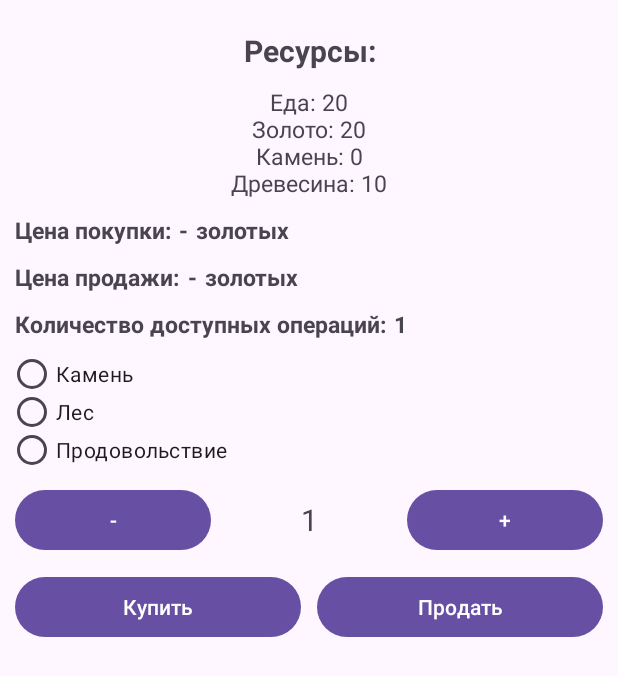
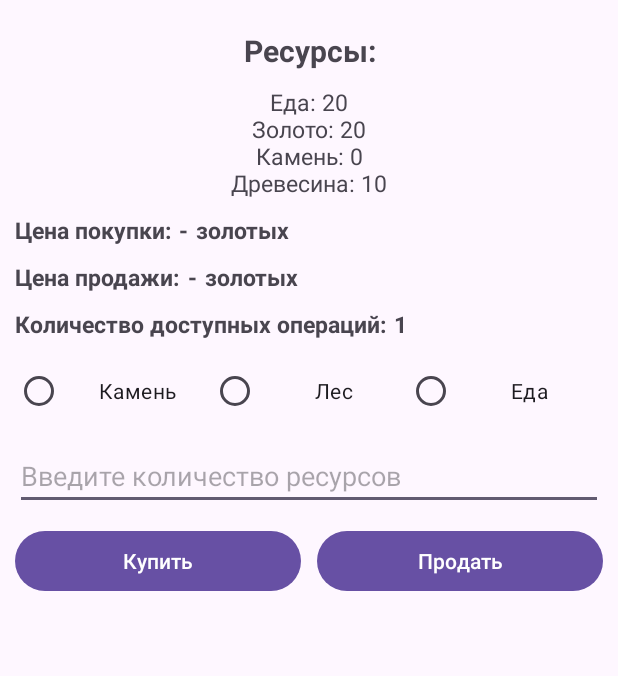
Before and after one commit to PavelRost/IBuilder, an Android app: the ExchangeResourcesActivity screen opened directly, with no data from a screen before it, on a phone screen of 412 x 824 dp. Shown: the top 676 px of the screen. Run offline under Robolectric (Android 15) with nearby library versions, the phone set to English and light mode, and no system bars.

Commit message:
add: Поле ввода количества ресурсов для обмена

```diff
--- a/app/src/main/res/layout/activity_exchange_resources.xml
+++ b/app/src/main/res/layout/activity_exchange_resources.xml
@@ -1,11 +1,12 @@
 <?xml version="1.0" encoding="utf-8"?>
 <ScrollView xmlns:android="http://schemas.android.com/apk/res/android"
+    xmlns:app="http://schemas.android.com/apk/res-auto"
     xmlns:tools="http://schemas.android.com/tools"
     android:layout_width="match_parent"
     android:layout_height="match_parent"
     android:scrollbars="vertical">
 
-    <LinearLayout xmlns:app="http://schemas.android.com/apk/res-auto"
+    <LinearLayout
         android:layout_width="match_parent"
         android:layout_height="wrap_content"
         android:orientation="vertical"
@@ -141,83 +142,55 @@
 
         </LinearLayout>
 
-        <LinearLayout
-            android:id="@+id/layout_exchange_radios"
-            android:layout_width="match_parent"
-            android:layout_height="wrap_content"
-            android:layout_marginStart="5dp"
-            android:layout_marginTop="10dp"
-            android:orientation="vertical">
-
         <RadioGroup
             android:id="@+id/radios_exchange"
             android:layout_width="match_parent"
             android:layout_height="wrap_content"
-                android:orientation="vertical"
+            android:layout_marginStart="10dp"
+            android:layout_marginTop="10dp"
+            android:layout_marginEnd="10dp"
+            android:orientation="horizontal"
             app:layout_constraintLeft_toLeftOf="parent"
             app:layout_constraintTop_toBottomOf="parent">
 
             <RadioButton
                 android:id="@+id/radiobutton_exchange_stone"
-                    android:layout_width="match_parent"
-                    android:layout_height="25dp"
+                android:layout_width="0dp"
+                android:layout_height="wrap_content"
+                android:layout_weight="1"
+                android:gravity="center"
                 android:onClick="selectTypeResources"
                 android:text="@string/resource_stone" />
 
             <RadioButton
                 android:id="@+id/radiobutton_exchange_wood"
-                    android:layout_width="match_parent"
-                    android:layout_height="25dp"
+                android:layout_width="0dp"
+                android:layout_height="wrap_content"
+                android:layout_weight="1"
+                android:gravity="center"
                 android:onClick="selectTypeResources"
                 android:text="@string/resource_wood" />
 
             <RadioButton
                 android:id="@+id/radiobutton_exchange_food"
-                    android:layout_width="match_parent"
-                    android:layout_height="25dp"
+                android:layout_width="0dp"
+                android:layout_height="wrap_content"
+                android:layout_weight="1"
+                android:gravity="center"
                 android:onClick="selectTypeResources"
                 android:text="@string/resource_food" />
 
         </RadioGroup>
 
-        </LinearLayout>
-
-        <LinearLayout
-            android:id="@+id/layout_exchange_quantity"
+        <EditText
+            android:id="@+id/editText_exchange_quantity"
             android:layout_width="match_parent"
             android:layout_height="wrap_content"
             android:layout_marginStart="10dp"
             android:layout_marginTop="10dp"
             android:layout_marginEnd="10dp"
-            android:orientation="horizontal">
-
-            <Button
-                android:id="@+id/button_exchange_decrement_quantity"
-                android:layout_width="0dp"
-                android:layout_height="wrap_content"
-                android:layout_weight="1"
-                android:onClick="decrementQuantity"
-                android:text="@string/decrement" />
-
-            <TextView
-                android:id="@+id/textView_exchange_quantity"
-                android:layout_width="0dp"
-                android:layout_height="wrap_content"
-                android:layout_gravity="center_vertical"
-                android:layout_weight="1"
-                android:gravity="center"
-                android:text="1"
-                android:textSize="20sp" />
-
-            <Button
-                android:id="@+id/button_exchange_increment_quantity"
-                android:layout_width="0dp"
-                android:layout_height="wrap_content"
-                android:layout_weight="1"
-                android:onClick="incrementQuantity"
-                android:text="@string/increment" />
-
-        </LinearLayout>
+            android:hint="@string/hint_edit_resourse"
+            android:inputType="number" />
 
         <LinearLayout
             android:id="@+id/layout_exchange_buttons_resources"
--- a/app/src/main/res/values/strings.xml
+++ b/app/src/main/res/values/strings.xml
@@ -40,12 +40,13 @@
     <string name="button_sell_resources">Продать</string>
     <string name="resource_gold">Золото</string>
     <string name="resource_wood">Лес</string>
-    <string name="resource_food">Продовольствие</string>
+    <string name="resource_food">Еда</string>
     <string name="resource_stone">Камень</string>
     <string name="header_buy">Цена покупки:</string>
     <string name="currency">золотых</string>
     <string name="header_cell">Цена продажи:</string>
     <string name="header_count_operations_exchange">Количество доступных операций:</string>
+    <string name="hint_edit_resourse">Введите количество ресурсов</string>
 
     <!-- Экран Население (CitizensActivity.kt)   -->
     <string name="header_total_workers">Всего рабочих:</string>
@@ -56,5 +57,4 @@
     <string name="decrement">-</string>
     <string name="increment">+</string>
 
-
 </resources>
```
Also changed, not shown: app/src/main/java/com/example/ibuilder/ExchangeResourcesActivity.kt (+30 -27 lines). Lines whose indentation alone changed are shown as unchanged.
